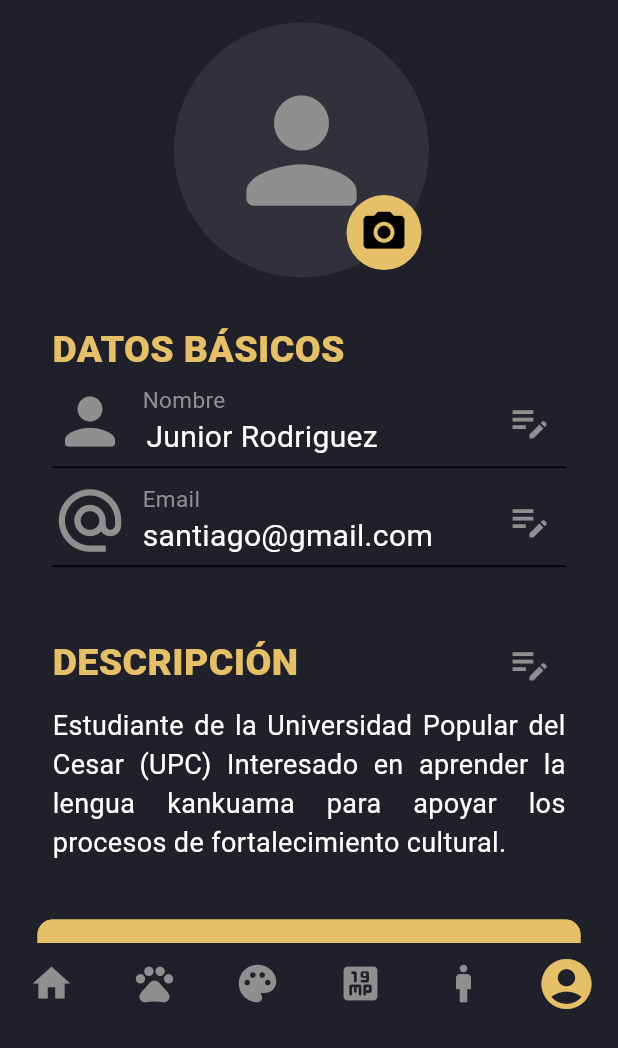
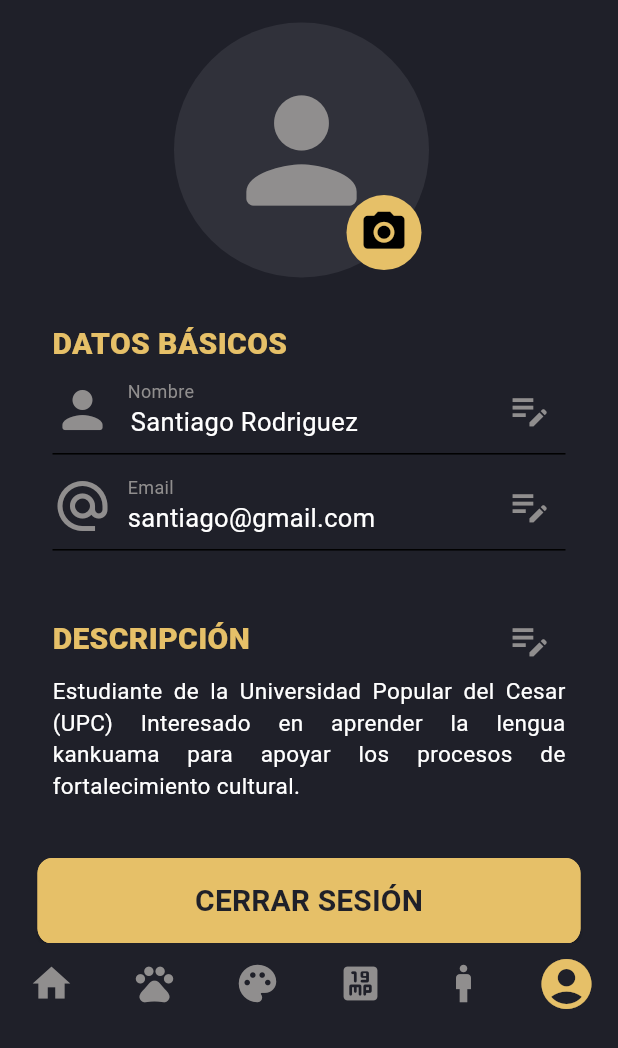
Before and after one commit to Jsrodriguez03/Frontend-DiccionarioKMovil, a Flutter app: the Profile screen opened by its route, on a phone screen of 412 x 824 dp, the part 188-1236 px from its top. Run offline on Flutter 3.47's test engine with Material 2 defaults, Android fonts, the phone set to English and light mode, and no system bars; our stand-ins replace audioplayers, carousel_slider, get; missing offline and left inert: animation_search_bar.

Commit message:
Haciendo Responsive las Vistas de Perfil y Perfil Administrador(Size de Algunos Elementos)

```diff
--- a/lib/ui/pages/Profile/profile.dart
+++ b/lib/ui/pages/Profile/profile.dart
@@ -28,7 +28,7 @@ class Profile extends StatelessWidget {
             const SizedBox(height: 15),
             const ImagenPerfil(),
             const DatosBasicos(),
-            const SizedBox(height: 15),
+            const SizedBox(height: 10),
             const Descripcion(),
             const SizedBox(height: 28),
             CustomElevatedButton(
--- a/lib/ui/widgets/Buttoms/custom_elevation_buttom.dart
+++ b/lib/ui/widgets/Buttoms/custom_elevation_buttom.dart
@@ -3,7 +3,7 @@ import 'package:flutter/material.dart';
 class CustomElevatedButton extends StatelessWidget {
   final String buttonText;
   final VoidCallback? onPressed;
-  final double borderRadius, width, heigth;
+  final double borderRadius, width, heigth, size;
   final Color colorButtom, colorText;
 
   const CustomElevatedButton({
@@ -15,6 +15,7 @@ class CustomElevatedButton extends StatelessWidget {
     this.heigth = 57,
     this.colorButtom = const Color(0xFFE6C068),
     this.colorText = const Color(0xFF1F2029),
+    this.size = 20,
   });
 
   @override
@@ -35,7 +36,7 @@ class CustomElevatedButton extends StatelessWidget {
         buttonText,
         style: TextStyle(
           color: colorText,
-          fontSize: 20,
+          fontSize: size,
           fontFamily: 'Roboto',
           fontWeight: FontWeight.w700,
         ),
--- a/lib/ui/widgets/WidgetsProfile/Administration/administration.dart
+++ b/lib/ui/widgets/WidgetsProfile/Administration/administration.dart
@@ -20,7 +20,7 @@ class Administration extends StatelessWidget {
         Text(
           "ADMINISTRACIÓN",
           style: TextStyle(
-            fontSize: 25,
+            fontSize: 20,
             color: appTheme.color("secondary"),
             fontWeight: FontWeight.w900,
           ),
@@ -31,6 +31,7 @@ class Administration extends StatelessWidget {
           colorButtom: appTheme.color("fourth"),
           colorText: Colors.white,
           borderRadius: 20,
+          size: 17,
           buttonText: "Gestionar Usuarios",
           onPressed: () {
             Get.toNamed("/manage-user");
@@ -39,6 +40,7 @@ class Administration extends StatelessWidget {
         const SizedBox(height: 10),
         CustomElevatedButton(
           borderRadius: 20,
+          size: 17,
           buttonText: "Gestionar Palabras",
           onPressed: () {
             Get.toNamed("/manage-word");
@@ -52,7 +54,7 @@ class Administration extends StatelessWidget {
             text: TextSpan(
               text: 'Cerrar Sesión',
               style: const TextStyle(
-                fontSize: 18,
+                fontSize: 15,
                 color: Colors.white,
                 decoration: TextDecoration.underline,
               ),
--- a/lib/ui/widgets/WidgetsProfile/DatosBasicos/custom_profile_input.dart
+++ b/lib/ui/widgets/WidgetsProfile/DatosBasicos/custom_profile_input.dart
@@ -29,7 +29,7 @@ class CustomProfileInput extends StatelessWidget {
               Icon(
                 icon,
                 color: appTheme.color("third"),
-                size: 50,
+                size: 40,
               ),
               const SizedBox(width: 10),
               // Textos a la izquierda
@@ -39,13 +39,13 @@ class CustomProfileInput extends StatelessWidget {
                   Texto(
                     title: title,
                     colorText: appTheme.color("third"),
-                    size: 15,
+                    size: 12,
                     fontWeight: FontWeight.normal,
                   ),
                   Texto(
                     title: value,
                     colorText: Colors.white,
-                    size: 20,
+                    size: 17,
                     fontWeight: FontWeight.normal,
                   ),
                 ],
--- a/lib/ui/widgets/WidgetsProfile/DatosBasicos/datos_basicos.dart
+++ b/lib/ui/widgets/WidgetsProfile/DatosBasicos/datos_basicos.dart
@@ -19,12 +19,12 @@ class DatosBasicos extends StatelessWidget {
           Texto(
             title: "DATOS BÁSICOS",
             colorText: appTheme.color("secondary"),
-            size: 25,
+            size: 20,
             fontWeight: FontWeight.w900,
           ),
           const CustomProfileInput(
             title: "Nombre",
-            value: "Junior Rodriguez ",
+            value: "Santiago Rodriguez ",
             icon: Icons.person_rounded,
           ),
           const CustomProfileInput(
--- a/lib/ui/widgets/WidgetsProfile/Descripcion/descripcion.dart
+++ b/lib/ui/widgets/WidgetsProfile/Descripcion/descripcion.dart
@@ -19,19 +19,18 @@ class Descripcion extends StatelessWidget {
               Texto(
                 title: "DESCRIPCIÓN",
                 colorText: appTheme.color("secondary"),
-                size: 25,
+                size: 20,
                 fontWeight: FontWeight.w900,
               ),
               const Spacer(),
               const EditIconProfile()
             ],
           ),
-          const SizedBox(height: 5),
           const Texto(
             title:
                 'Estudiante de la Universidad Popular del Cesar (UPC) Interesado en aprender la lengua kankuama para apoyar los procesos de fortalecimiento cultural.',
             colorText: Colors.white,
-            size: 18,
+            size: 15,
             fontWeight: FontWeight.normal,
             textAlingTitle: TextAlign.justify,
           )
```
